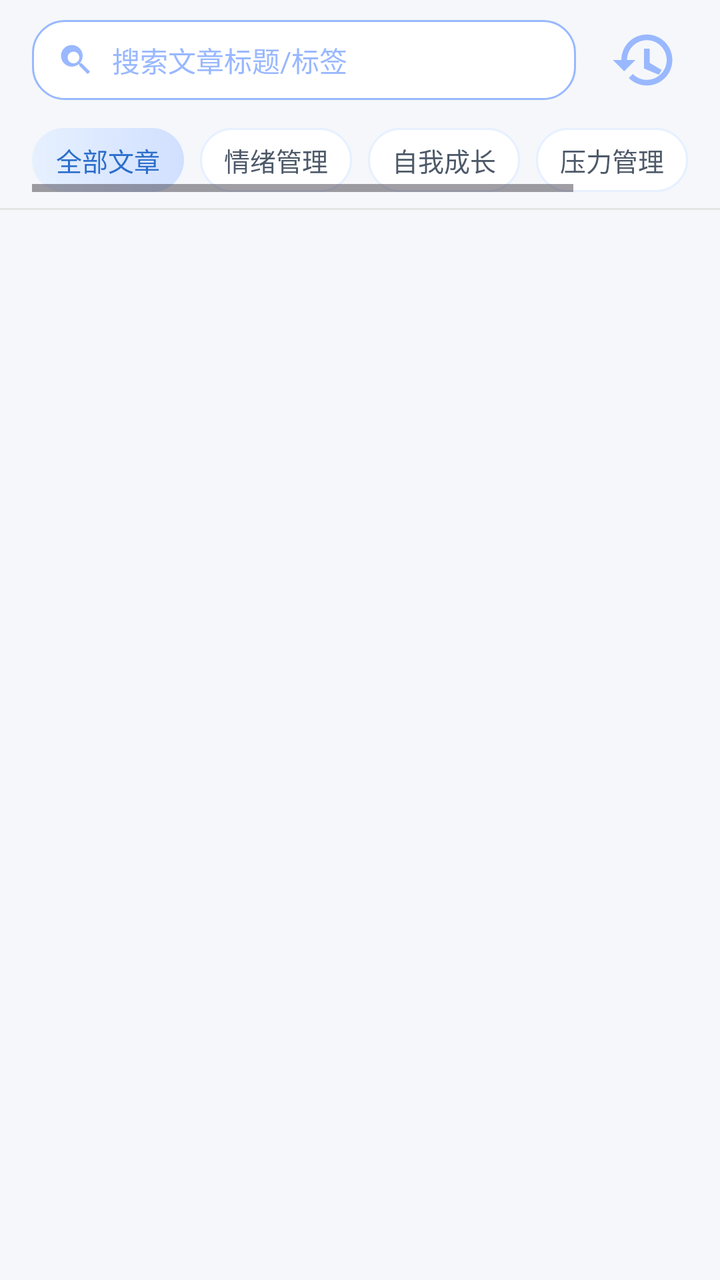
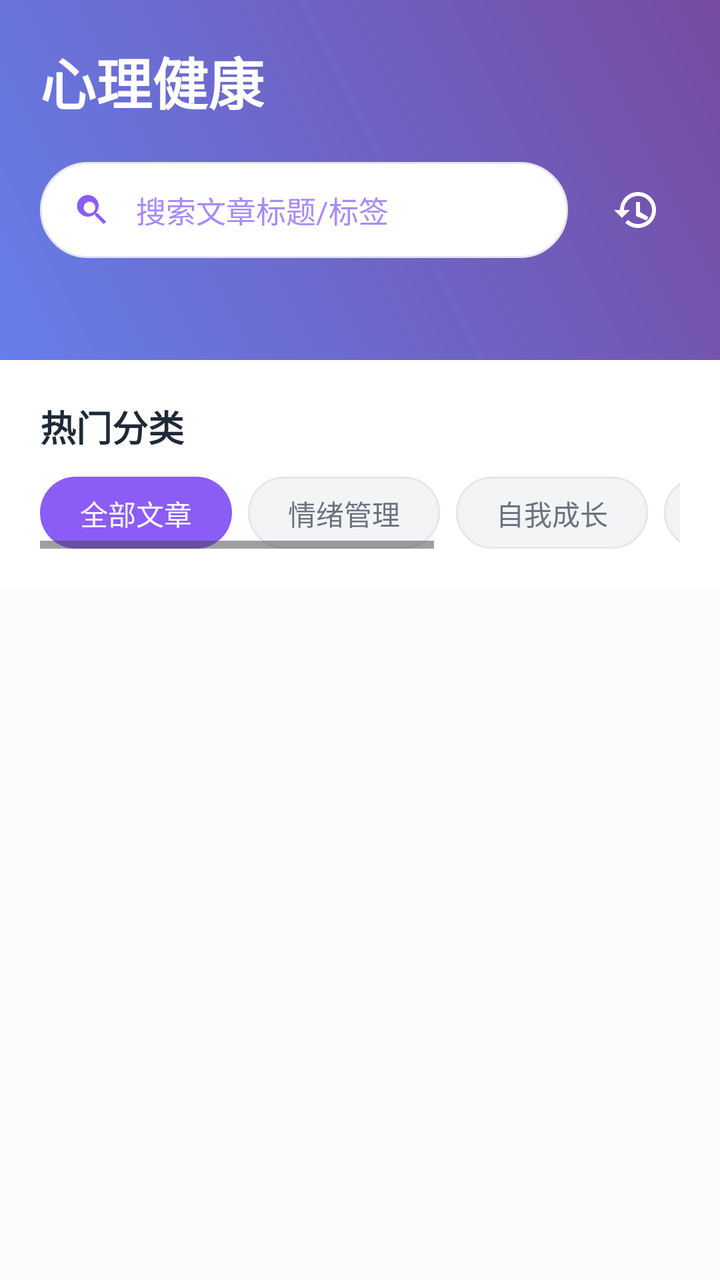

An Android layout rendered at two revisions. The XML below is the earlier revision; the diff shows what the commit changed to produce the second picture.
<!-- AndroidManifest.xml: application theme Theme.Xinqiao -->
<!-- res/layout/main_view_article.xml -->
<?xml version="1.0" encoding="utf-8"?>
<LinearLayout xmlns:android="http://schemas.android.com/apk/res/android"
    android:layout_width="match_parent"
    android:layout_height="match_parent"
    android:orientation="vertical"
    android:background="#F5F7FA">

    
    <LinearLayout
        android:id="@+id/ll_top_search"
        android:layout_width="match_parent"
        android:layout_height="60dp"
        android:orientation="horizontal"
        android:paddingLeft="16dp"
        android:paddingRight="16dp"
        android:paddingTop="0dp"
        android:paddingBottom="0dp"
        android:gravity="center_vertical">

        <LinearLayout
            android:layout_width="0dp"
            android:layout_height="40dp"
            android:layout_weight="1"
            android:orientation="horizontal"
            android:paddingLeft="12dp"
            android:paddingRight="12dp"
            android:background="@drawable/bg_searchbar_pill_selector"
            android:gravity="center_vertical">

            <ImageView
                android:id="@+id/iv_search_icon"
                android:layout_width="20dp"
                android:layout_height="20dp"
                android:tint="#99B8FF"
                android:src="@drawable/ic_search_blue" />

            <EditText
                android:id="@+id/et_article_search"
                android:layout_width="0dp"
                android:layout_height="wrap_content"
                android:layout_weight="1"
                android:paddingLeft="8dp"
                android:hint="搜索文章标题/标签"
                android:textColorHint="#99B8FF"
                android:textColor="#4E5969"
                android:textSize="14sp"
                android:background="@android:color/transparent"
                android:imeOptions="actionSearch"
                android:singleLine="true" />
        </LinearLayout>

        <ImageView
            android:id="@+id/iv_read_history"
            android:layout_width="44dp"
            android:layout_height="34dp"
            android:layout_marginLeft="12dp"
            android:tint="#99B8FF"
            android:contentDescription="阅读历史"
            android:src="@drawable/ic_history_blue" />
    </LinearLayout>

    
    <HorizontalScrollView
        android:id="@+id/hs_tags"
        android:layout_width="match_parent"
        android:layout_height="wrap_content"
        android:paddingLeft="16dp"
        android:paddingRight="16dp"
        android:paddingTop="4dp"
        android:paddingBottom="8dp"
        android:overScrollMode="never">
        <LinearLayout
            android:id="@+id/ll_tags"
            android:layout_width="wrap_content"
            android:layout_height="wrap_content"
            android:orientation="horizontal">
            
            <TextView
                android:id="@+id/tag_all"
                android:layout_width="wrap_content"
                android:layout_height="32dp"
                android:paddingLeft="12dp"
                android:paddingRight="12dp"
                android:gravity="center"
                android:layout_marginRight="8dp"
                android:text="全部文章"
                android:textSize="13sp"
                android:textColor="#2C6ECB"
                android:background="@drawable/bg_chip_selected" />

            <TextView
                android:id="@+id/tag_emotion"
                android:layout_width="wrap_content"
                android:layout_height="32dp"
                android:paddingLeft="12dp"
                android:paddingRight="12dp"
                android:gravity="center"
                android:layout_marginRight="8dp"
                android:text="情绪管理"
                android:textSize="13sp"
                android:textColor="#4E5969"
                android:background="@drawable/bg_chip_unselected" />

            <TextView
                android:id="@+id/tag_growth"
                android:layout_width="wrap_content"
                android:layout_height="32dp"
                android:paddingLeft="12dp"
                android:paddingRight="12dp"
                android:gravity="center"
                android:layout_marginRight="8dp"
                android:text="自我成长"
                android:textSize="13sp"
                android:textColor="#4E5969"
                android:background="@drawable/bg_chip_unselected" />

            <TextView
                android:id="@+id/tag_stress"
                android:layout_width="wrap_content"
                android:layout_height="32dp"
                android:paddingLeft="12dp"
                android:paddingRight="12dp"
                android:gravity="center"
                android:layout_marginRight="8dp"
                android:text="压力管理"
                android:textSize="13sp"
                android:textColor="#4E5969"
                android:background="@drawable/bg_chip_unselected" />

            <TextView
                android:id="@+id/tag_relationship"
                android:layout_width="wrap_content"
                android:layout_height="32dp"
                android:paddingLeft="12dp"
                android:paddingRight="12dp"
                android:gravity="center"
                android:layout_marginRight="8dp"
                android:text="关系经营"
                android:textSize="13sp"
                android:textColor="#4E5969"
                android:background="@drawable/bg_chip_unselected" />
        </LinearLayout>
    </HorizontalScrollView>

    <View
        android:layout_width="match_parent"
        android:layout_height="1dp"
        android:background="#E4E4E4" />

    <androidx.recyclerview.widget.RecyclerView
        android:id="@+id/rv_article_list"
        android:layout_width="match_parent"
        android:layout_height="0dp"
        android:layout_weight="1"
        android:paddingLeft="16dp"
        android:paddingRight="16dp"
        android:paddingTop="4dp"
        android:paddingBottom="12dp" />

</LinearLayout>
<!-- resources referenced by this layout -->
<resources>
  <!-- drawable bg_chip_selected (drawable) -->
  <?xml version="1.0" encoding="utf-8"?>
  <shape xmlns:android="http://schemas.android.com/apk/res/android"
      android:shape="rectangle">
      <gradient android:startColor="#E6F0FF" android:endColor="#D1E0FF" android:angle="0"/>
      <corners android:radius="16dp"/>
  </shape>
  <!-- drawable bg_chip_unselected (drawable) -->
  <?xml version="1.0" encoding="utf-8"?>
  <shape xmlns:android="http://schemas.android.com/apk/res/android"
      android:shape="rectangle">
      <solid android:color="#FFFFFF"/>
      <corners android:radius="16dp"/>
      <stroke android:width="1dp" android:color="#E6F0FF"/>
  </shape>
  <!-- drawable bg_searchbar_pill_selector (drawable) -->
  <?xml version="1.0" encoding="utf-8"?>
  <selector xmlns:android="http://schemas.android.com/apk/res/android">
      <item android:state_focused="true" android:drawable="@drawable/bg_searchbar_pill_focused"/>
      <item android:state_pressed="true" android:drawable="@drawable/bg_searchbar_pill_focused"/>
      <item android:drawable="@drawable/bg_searchbar_pill_default"/>
  </selector>
  <!-- drawable ic_history_blue (drawable) -->
  <?xml version="1.0" encoding="utf-8"?>
  <vector xmlns:android="http://schemas.android.com/apk/res/android"
      android:width="24dp"
      android:height="24dp"
      android:viewportWidth="24"
      android:viewportHeight="24">
      <path
          android:fillColor="#99B8FF"
          android:pathData="M13,3c-4.97,0 -9,4.03 -9,9H1l3.89,3.89 0.07,0.14L9,12H6c0,-3.86 3.14,-7 7,-7s7,3.14 7,7 -3.14,7 -7,7c-1.93,0 -3.68,-0.78 -4.94,-2.06l-1.42,1.42C8.27,19.99 10.51,21 13,21c4.97,0 9,-4.03 9,-9s-4.03,-9 -9,-9zm-1,5h2v5l4.25,2.52 -1.02,1.68L12,15V8z"/>
  </vector>
  <style name="Theme.Xinqiao" parent="Base.Theme.Xinqiao">
          <item name="android:navigationBarColor">@android:color/transparent</item>
          <item name="android:statusBarColor">@android:color/transparent</item>
          <item name="android:windowLightStatusBar">false</item>
          <item name="android:enforceStatusBarContrast">true</item>
      </style>
  <!-- drawable bg_searchbar_pill_focused (drawable) -->
  <?xml version="1.0" encoding="utf-8"?>
  <shape xmlns:android="http://schemas.android.com/apk/res/android"
      android:shape="rectangle">
      <solid android:color="#FFFFFF"/>
      <corners android:radius="16dp"/>
      <stroke android:width="2dp" android:color="#99B8FF"/>
      <padding android:left="8dp" android:top="8dp" android:right="8dp" android:bottom="8dp"/>
  </shape>
  <!-- drawable bg_searchbar_pill_default (drawable) -->
  <?xml version="1.0" encoding="utf-8"?>
  <shape xmlns:android="http://schemas.android.com/apk/res/android"
      android:shape="rectangle">
      <solid android:color="#FFFFFF"/>
      <corners android:radius="16dp"/>
      <stroke android:width="1dp" android:color="#99B8FF"/>
      <padding android:left="8dp" android:top="8dp" android:right="8dp" android:bottom="8dp"/>
  </shape>
  <style name="Base.Theme.Xinqiao" parent="Theme.Material3.DayNight.NoActionBar">
          <item name="colorPrimary">@color/colorPrimary</item>
          <item name="colorOnPrimary">@color/colorOnPrimary</item>
          <item name="colorSecondary">@color/colorSecondary</item>
          <item name="colorOnSecondary">@color/colorOnSecondary</item>
          <item name="colorSurface">@color/colorSurface</item>
          <item name="colorOnSurface">@color/colorOnSurface</item>
          <item name="colorError">@color/colorError</item>
          <item name="colorOnError">@color/colorOnError</item>
      </style>
  <color name="colorPrimary">#667eea</color>
  <color name="colorOnPrimary">#FFFFFF</color>
  <color name="colorSecondary">#F8F9FA</color>
  <color name="colorOnSecondary">#333333</color>
  <color name="colorSurface">#FFFFFF</color>
  <color name="colorOnSurface">#333333</color>
  <color name="colorError">#B00020</color>
  <color name="colorOnError">#FFFFFF</color>
  <!-- unchanged entries left out for length: 1 -->
</resources>

<!-- the commit's change to res/layout/main_view_article.xml (unified diff, before → after) -->
@@ -1,160 +1,189 @@
 <?xml version="1.0" encoding="utf-8"?>
 <LinearLayout xmlns:android="http://schemas.android.com/apk/res/android"
+    xmlns:app="http://schemas.android.com/apk/res-auto"
     android:layout_width="match_parent"
     android:layout_height="match_parent"
     android:orientation="vertical"
-    android:background="#F5F7FA">
+    android:background="#FAFBFC">
 
     
     <LinearLayout
-        android:id="@+id/ll_top_search"
         android:layout_width="match_parent"
-        android:layout_height="60dp"
-        android:orientation="horizontal"
-        android:paddingLeft="16dp"
-        android:paddingRight="16dp"
-        android:paddingTop="0dp"
-        android:paddingBottom="0dp"
-        android:gravity="center_vertical">
+        android:layout_height="180dp"
+        android:orientation="vertical"
+        android:background="@drawable/bg_gradient_topbar"
+        android:padding="20dp">
 
+        
+        <TextView
+            android:layout_width="wrap_content"
+            android:layout_height="wrap_content"
+            android:text="心理健康"
+            android:textColor="#FFFFFF"
+            android:textSize="28sp"
+            android:textStyle="bold"
+            android:layout_marginBottom="16dp" />
+
+        
         <LinearLayout
-            android:layout_width="0dp"
-            android:layout_height="40dp"
-            android:layout_weight="1"
+            android:id="@+id/ll_top_search"
+            android:layout_width="match_parent"
+            android:layout_height="56dp"
             android:orientation="horizontal"
-            android:paddingLeft="12dp"
-            android:paddingRight="12dp"
-            android:background="@drawable/bg_searchbar_pill_selector"
             android:gravity="center_vertical">
 
+            <LinearLayout
+                android:layout_width="0dp"
+                android:layout_height="48dp"
+                android:layout_weight="1"
+                android:orientation="horizontal"
+                android:paddingLeft="16dp"
+                android:paddingRight="16dp"
+                android:background="@drawable/bg_search_input"
+                android:gravity="center_vertical">
+
+                <ImageView
+                    android:id="@+id/iv_search_icon"
+                    android:layout_width="20dp"
+                    android:layout_height="20dp"
+                    android:tint="#8B5CF6"
+                    android:src="@drawable/ic_search_blue" />
+
+                <EditText
+                    android:id="@+id/et_article_search"
+                    android:layout_width="0dp"
+                    android:layout_height="wrap_content"
+                    android:layout_weight="1"
+                    android:paddingLeft="12dp"
+                    android:hint="搜索文章标题/标签"
+                    android:textColorHint="#A78BFA"
+                    android:textColor="#1F2937"
+                    android:textSize="15sp"
+                    android:background="@android:color/transparent"
+                    android:imeOptions="actionSearch"
+                    android:singleLine="true" />
+            </LinearLayout>
+
             <ImageView
-                android:id="@+id/iv_search_icon"
-                android:layout_width="20dp"
-                android:layout_height="20dp"
-                android:tint="#99B8FF"
-                android:src="@drawable/ic_search_blue" />
-
-            <EditText
-                android:id="@+id/et_article_search"
-                android:layout_width="0dp"
-                android:layout_height="wrap_content"
-                android:layout_weight="1"
-                android:paddingLeft="8dp"
-                android:hint="搜索文章标题/标签"
-                android:textColorHint="#99B8FF"
-                android:textColor="#4E5969"
-                android:textSize="14sp"
-                android:background="@android:color/transparent"
-                android:imeOptions="actionSearch"
-                android:singleLine="true" />
+                android:id="@+id/iv_read_history"
+                android:layout_width="44dp"
+                android:layout_height="44dp"
+                android:layout_marginLeft="12dp"
+                android:padding="10dp"
+                android:background="?attr/selectableItemBackgroundBorderless"
+                android:tint="#FFFFFF"
+                android:contentDescription="阅读历史"
+                android:src="@drawable/ic_history_blue" />
         </LinearLayout>
-
-        <ImageView
-            android:id="@+id/iv_read_history"
-            android:layout_width="44dp"
-            android:layout_height="34dp"
-            android:layout_marginLeft="12dp"
-            android:tint="#99B8FF"
-            android:contentDescription="阅读历史"
-            android:src="@drawable/ic_history_blue" />
     </LinearLayout>
 
     
-    <HorizontalScrollView
-        android:id="@+id/hs_tags"
+    <LinearLayout
         android:layout_width="match_parent"
         android:layout_height="wrap_content"
-        android:paddingLeft="16dp"
-        android:paddingRight="16dp"
-        android:paddingTop="4dp"
-        android:paddingBottom="8dp"
-        android:overScrollMode="never">
-        <LinearLayout
-            android:id="@+id/ll_tags"
+        android:orientation="vertical"
+        android:background="#FFFFFF"
+        android:padding="20dp">
+        
+        <TextView
             android:layout_width="wrap_content"
             android:layout_height="wrap_content"
-            android:orientation="horizontal">
-            
-            <TextView
-                android:id="@+id/tag_all"
+            android:text="热门分类"
+            android:textColor="#1F2937"
+            android:textSize="18sp"
+            android:textStyle="bold"
+            android:layout_marginBottom="12dp" />
+
+        <HorizontalScrollView
+            android:id="@+id/hs_tags"
+            android:layout_width="match_parent"
+            android:layout_height="wrap_content"
+            android:overScrollMode="never">
+            <LinearLayout
+                android:id="@+id/ll_tags"
                 android:layout_width="wrap_content"
-                android:layout_height="32dp"
-                android:paddingLeft="12dp"
-                android:paddingRight="12dp"
-                android:gravity="center"
-                android:layout_marginRight="8dp"
-                android:text="全部文章"
-                android:textSize="13sp"
-                android:textColor="#2C6ECB"
-                android:background="@drawable/bg_chip_selected" />
+                android:layout_height="wrap_content"
+                android:orientation="horizontal">
+                
+                <TextView
+                    android:id="@+id/tag_all"
+                    android:layout_width="wrap_content"
+                    android:layout_height="36dp"
+                    android:paddingLeft="20dp"
+                    android:paddingRight="20dp"
+                    android:gravity="center"
+                    android:layout_marginRight="8dp"
+                    android:text="全部文章"
+                    android:textSize="14sp"
+                    android:textColor="#FFFFFF"
+                    android:background="@drawable/bg_chip_selected" />
 
-            <TextView
-                android:id="@+id/tag_emotion"
-                android:layout_width="wrap_content"
-                android:layout_height="32dp"
-                android:paddingLeft="12dp"
-                android:paddingRight="12dp"
-                android:gravity="center"
-                android:layout_marginRight="8dp"
-                android:text="情绪管理"
-                android:textSize="13sp"
-                android:textColor="#4E5969"
-                android:background="@drawable/bg_chip_unselected" />
+                <TextView
+                    android:id="@+id/tag_emotion"
+                    android:layout_width="wrap_content"
+                    android:layout_height="36dp"
+                    android:paddingLeft="20dp"
+                    android:paddingRight="20dp"
+                    android:gravity="center"
+                    android:layout_marginRight="8dp"
+                    android:text="情绪管理"
+                    android:textSize="14sp"
+                    android:textColor="#6B7280"
+                    android:background="@drawable/bg_chip_unselected" />
 
-            <TextView
-                android:id="@+id/tag_growth"
-                android:layout_width="wrap_content"
-                android:layout_height="32dp"
-                android:paddingLeft="12dp"
-                android:paddingRight="12dp"
-                android:gravity="center"
-                android:layout_marginRight="8dp"
-                android:text="自我成长"
-                android:textSize="13sp"
-                android:textColor="#4E5969"
-                android:background="@drawable/bg_chip_unselected" />
+                <TextView
+                    android:id="@+id/tag_growth"
+                    android:layout_width="wrap_content"
+                    android:layout_height="36dp"
+                    android:paddingLeft="20dp"
+                    android:paddingRight="20dp"
+                    android:gravity="center"
+                    android:layout_marginRight="8dp"
+                    android:text="自我成长"
+                    android:textSize="14sp"
+                    android:textColor="#6B7280"
+                    android:background="@drawable/bg_chip_unselected" />
 
-            <TextView
-                android:id="@+id/tag_stress"
-                android:layout_width="wrap_content"
-                android:layout_height="32dp"
-                android:paddingLeft="12dp"
-                android:paddingRight="12dp"
-                android:gravity="center"
-                android:layout_marginRight="8dp"
-                android:text="压力管理"
-                android:textSize="13sp"
-                android:textColor="#4E5969"
-                android:background="@drawable/bg_chip_unselected" />
+                <TextView
+                    android:id="@+id/tag_stress"
+                    android:layout_width="wrap_content"
+                    android:layout_height="36dp"
+                    android:paddingLeft="20dp"
+                    android:paddingRight="20dp"
+                    android:gravity="center"
+                    android:layout_marginRight="8dp"
+                    android:text="压力管理"
+                    android:textSize="14sp"
+                    android:textColor="#6B7280"
+                    android:background="@drawable/bg_chip_unselected" />
 
-            <TextView
-                android:id="@+id/tag_relationship"
-                android:layout_width="wrap_content"
-                android:layout_height="32dp"
-                android:paddingLeft="12dp"
-                android:paddingRight="12dp"
-                android:gravity="center"
-                android:layout_marginRight="8dp"
-                android:text="关系经营"
-                android:textSize="13sp"
-                android:textColor="#4E5969"
-                android:background="@drawable/bg_chip_unselected" />
-        </LinearLayout>
-    </HorizontalScrollView>
+                <TextView
+                    android:id="@+id/tag_relationship"
+                    android:layout_width="wrap_content"
+                    android:layout_height="36dp"
+                    android:paddingLeft="20dp"
+                    android:paddingRight="20dp"
+                    android:gravity="center"
+                    android:layout_marginRight="8dp"
+                    android:text="关系经营"
+                    android:textSize="14sp"
+                    android:textColor="#6B7280"
+                    android:background="@drawable/bg_chip_unselected" />
+            </LinearLayout>
+        </HorizontalScrollView>
+    </LinearLayout>
 
-    <View
-        android:layout_width="match_parent"
-        android:layout_height="1dp"
-        android:background="#E4E4E4" />
-
+    
     <androidx.recyclerview.widget.RecyclerView
         android:id="@+id/rv_article_list"
         android:layout_width="match_parent"
         android:layout_height="0dp"
         android:layout_weight="1"
-        android:paddingLeft="16dp"
-        android:paddingRight="16dp"
-        android:paddingTop="4dp"
-        android:paddingBottom="12dp" />
+        android:background="#FAFBFC"
+        android:paddingLeft="20dp"
+        android:paddingRight="20dp"
+        android:paddingTop="8dp"
+        android:paddingBottom="20dp"
+        android:layoutAnimation="@anim/layout_animation_fall_down" />
 
 </LinearLayout>
<!-- resource entries referenced after the edit -->
@@ -2,26 +2,52 @@
 <resources>
   <!-- drawable bg_chip_selected (drawable) -->
   <?xml version="1.0" encoding="utf-8"?>
-  <shape xmlns:android="http://schemas.android.com/apk/res/android"
-      android:shape="rectangle">
-      <gradient android:startColor="#E6F0FF" android:endColor="#D1E0FF" android:angle="0"/>
-      <corners android:radius="16dp"/>
+  <shape xmlns:android="http://schemas.android.com/apk/res/android">
+      <solid android:color="#8B5CF6"/>
+      <corners android:radius="18dp"/>
+      <padding
+          android:left="16dp"
+          android:right="16dp"
+          android:top="8dp"
+          android:bottom="8dp"/>
   </shape>
   <!-- drawable bg_chip_unselected (drawable) -->
   <?xml version="1.0" encoding="utf-8"?>
-  <shape xmlns:android="http://schemas.android.com/apk/res/android"
-      android:shape="rectangle">
+  <shape xmlns:android="http://schemas.android.com/apk/res/android">
+      <solid android:color="#F3F4F6"/>
+      <corners android:radius="18dp"/>
+      <stroke
+          android:width="1dp"
+          android:color="#E5E7EB"/>
+      <padding
+          android:left="16dp"
+          android:right="16dp"
+          android:top="8dp"
+          android:bottom="8dp"/>
+  </shape>
+  <!-- drawable bg_gradient_topbar (drawable) -->
+  <?xml version="1.0" encoding="utf-8"?>
+  <shape xmlns:android="http://schemas.android.com/apk/res/android">
+      <gradient
+          android:startColor="#667eea"
+          android:endColor="#764ba2"
+          android:angle="45"
+          android:type="linear" />
+  </shape>
+  <!-- drawable bg_search_input (drawable) -->
+  <?xml version="1.0" encoding="utf-8"?>
+  <shape xmlns:android="http://schemas.android.com/apk/res/android">
       <solid android:color="#FFFFFF"/>
-      <corners android:radius="16dp"/>
-      <stroke android:width="1dp" android:color="#E6F0FF"/>
+      <corners android:radius="24dp"/>
+      <stroke
+          android:width="1dp"
+          android:color="#E5E7EB"/>
+      <padding
+          android:left="16dp"
+          android:right="16dp"
+          android:top="8dp"
+          android:bottom="8dp"/>
   </shape>
-  <!-- drawable bg_searchbar_pill_selector (drawable) -->
-  <?xml version="1.0" encoding="utf-8"?>
-  <selector xmlns:android="http://schemas.android.com/apk/res/android">
-      <item android:state_focused="true" android:drawable="@drawable/bg_searchbar_pill_focused"/>
-      <item android:state_pressed="true" android:drawable="@drawable/bg_searchbar_pill_focused"/>
-      <item android:drawable="@drawable/bg_searchbar_pill_default"/>
-  </selector>
   <!-- drawable ic_history_blue (drawable) -->
   <?xml version="1.0" encoding="utf-8"?>
   <vector xmlns:android="http://schemas.android.com/apk/res/android"
@@ -39,24 +65,6 @@
           <item name="android:windowLightStatusBar">false</item>
           <item name="android:enforceStatusBarContrast">true</item>
       </style>
-  <!-- drawable bg_searchbar_pill_focused (drawable) -->
-  <?xml version="1.0" encoding="utf-8"?>
-  <shape xmlns:android="http://schemas.android.com/apk/res/android"
-      android:shape="rectangle">
-      <solid android:color="#FFFFFF"/>
-      <corners android:radius="16dp"/>
-      <stroke android:width="2dp" android:color="#99B8FF"/>
-      <padding android:left="8dp" android:top="8dp" android:right="8dp" android:bottom="8dp"/>
-  </shape>
-  <!-- drawable bg_searchbar_pill_default (drawable) -->
-  <?xml version="1.0" encoding="utf-8"?>
-  <shape xmlns:android="http://schemas.android.com/apk/res/android"
-      android:shape="rectangle">
-      <solid android:color="#FFFFFF"/>
-      <corners android:radius="16dp"/>
-      <stroke android:width="1dp" android:color="#99B8FF"/>
-      <padding android:left="8dp" android:top="8dp" android:right="8dp" android:bottom="8dp"/>
-  </shape>
   <style name="Base.Theme.Xinqiao" parent="Theme.Material3.DayNight.NoActionBar">
           <item name="colorPrimary">@color/colorPrimary</item>
           <item name="colorOnPrimary">@color/colorOnPrimary</item>
